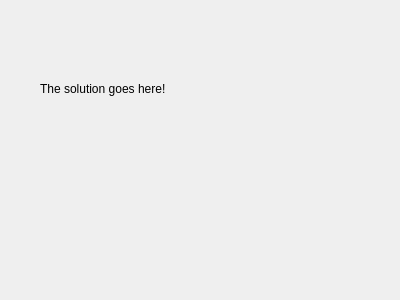
Old version of the form doctors/outputdialog.ui in the repository eNorris/thesis.
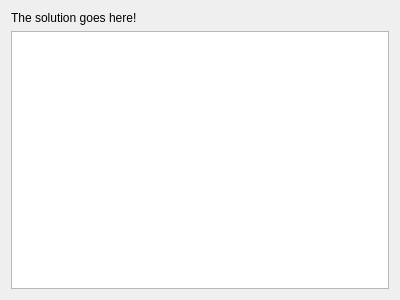
New version of the form.

Commit message: The gssolver method is now a member function of MainWindow. This lets it throw signals to other dialogs whenever. The OutputDialog now paints a single rectangle as an example

```diff
--- a/doctors/outputdialog.ui
+++ b/doctors/outputdialog.ui
@@ -13,19 +13,18 @@
   <property name="windowTitle">
    <string>Dialog</string>
   </property>
+  <layout class="QGridLayout" name="gridLayout">
+   <item row="0" column="0">
   <widget class="QLabel" name="label">
-   <property name="geometry">
-    <rect>
-     <x>40</x>
-     <y>80</y>
-     <width>221</width>
-     <height>17</height>
-    </rect>
-   </property>
    <property name="text">
     <string>The solution goes here!</string>
    </property>
   </widget>
+   </item>
+   <item row="1" column="0">
+    <widget class="QGraphicsView" name="graphicsView"/>
+   </item>
+  </layout>
  </widget>
  <resources/>
  <connections/>
```
Lines whose indentation alone changed are shown as unchanged. The commit also changes 6 other files.
